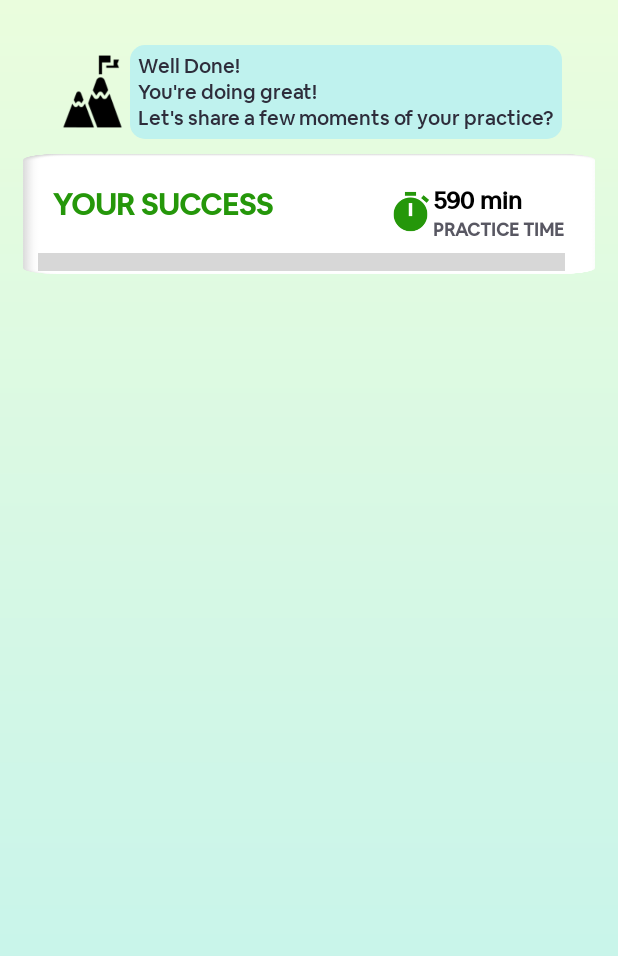
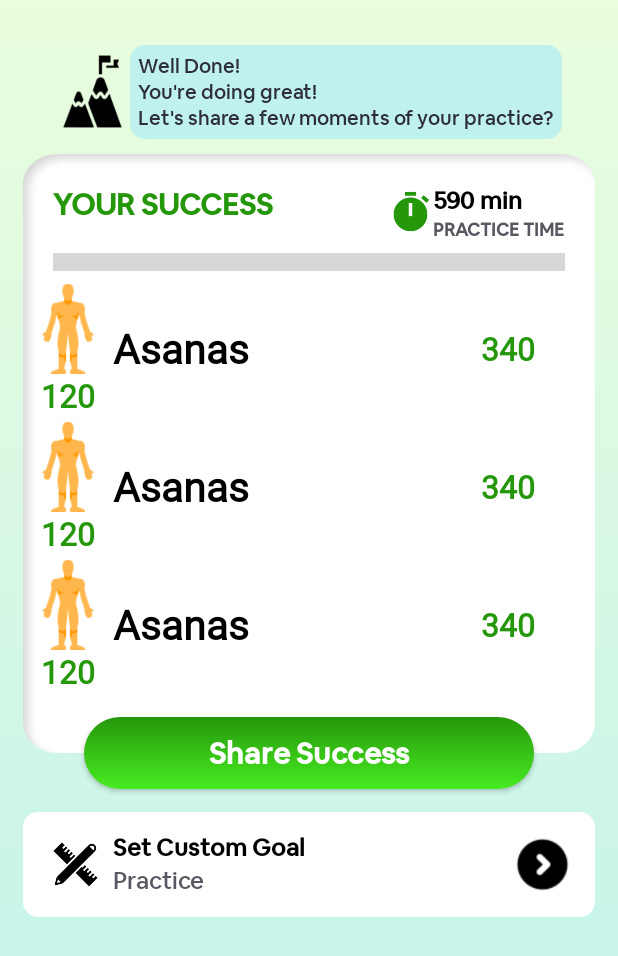
Before and after one commit to ShashankMangal/Virya, an Android app: the layout fragment_goals.xml on its own in the app's theme, with its tools: preview values and no code run, on a phone screen of 412 x 824 dp. Shown: the top 956 px of the screen. Run offline under Robolectric (Android 15) with nearby library versions, the phone set to English and light mode, and no system bars.

Commit message:
Goals layout ready

```diff
--- /dev/null
+++ b/app/src/main/res/drawable/custom_goal_background.xml
@@ -0,0 +1,15 @@
+<?xml version="1.0" encoding="utf-8"?>
+<shape xmlns:android="http://schemas.android.com/apk/res/android"
+    android:shape="rectangle"
+    >
+
+    <corners
+        android:radius="10dp" />
+
+    <stroke
+        android:color="@color/previewColorLight" />
+
+    <solid
+        android:color="@color/white" />
+
+</shape>
--- a/app/src/main/res/layout/fragment_goals.xml
+++ b/app/src/main/res/layout/fragment_goals.xml
@@ -44,6 +44,7 @@
     </LinearLayout>
 
     <androidx.constraintlayout.widget.ConstraintLayout
+        android:id="@+id/goals_success_layout"
         android:layout_width="match_parent"
         android:layout_height="wrap_content"
         app:layout_constraintStart_toStartOf="parent"
@@ -116,13 +117,11 @@
             </LinearLayout>
 
 
-
-
         </LinearLayout>
 
         <ProgressBar
             android:id="@+id/goals_progress_bar"
-            android:layout_marginStart="10dp"
+            android:layout_marginStart="20dp"
             android:layout_marginEnd="20dp"
             android:layout_marginTop="5dp"
             android:max="100"
@@ -136,13 +135,103 @@
             android:scaleY="3"
             />
 
-<!--        <androidx.recyclerview.widget.RecyclerView-->
-<!--            android:layout_width="match_parent"-->
-<!--            android:layout_height="wrap_content"-->
-<!--           -->
-
-<!--            />-->
+        <androidx.recyclerview.widget.RecyclerView
+            android:id="@+id/goals_recycler_view"
+            android:layout_width="match_parent"
+            android:layout_height="wrap_content"
+            app:layout_constraintStart_toStartOf="parent"
+            app:layout_constraintEnd_toEndOf="parent"
+            app:layout_constraintTop_toBottomOf="@id/goals_progress_bar"
+            app:layout_constraintBottom_toBottomOf="parent"
+            android:layout_marginTop="3dp"
+            tools:listitem="@layout/goals_asanas_item_view"
+            tools:itemCount="3"
+            android:layout_marginBottom="40dp"
+            />
 
     </androidx.constraintlayout.widget.ConstraintLayout>
 
+    <androidx.appcompat.widget.AppCompatButton
+        android:id="@+id/goals_share_success"
+        android:layout_width="300dp"
+        android:layout_height="wrap_content"
+        android:background="@drawable/goal_share_button"
+        app:layout_constraintStart_toStartOf="parent"
+        app:layout_constraintEnd_toEndOf="parent"
+        app:layout_constraintTop_toBottomOf="@id/goals_success_layout"
+        app:layout_constraintBottom_toBottomOf="@id/goals_success_layout"
+        android:text="Share Success"
+        android:textColor="@color/white"
+        android:textSize="20sp"
+        android:textStyle="bold"
+        android:textAllCaps="false"
+        android:fontFamily="@font/airbnb_cereal_medium"
+        />
+
+    <RelativeLayout
+        android:layout_width="match_parent"
+        android:layout_height="70dp"
+        app:layout_constraintStart_toStartOf="parent"
+        app:layout_constraintEnd_toEndOf="parent"
+        app:layout_constraintTop_toBottomOf="@id/goals_share_success"
+        android:layout_margin="15dp"
+        android:background="@drawable/custom_goal_background"
+        android:gravity="center_vertical"
+        >
+
+        <ImageView
+            android:id="@+id/edit_custom"
+            android:layout_width="50dp"
+            android:layout_height="50dp"
+            android:src="@drawable/custom_edit_asset"
+            android:padding="10dp"
+            android:layout_marginStart="10dp"
+            android:layout_alignParentTop="true"
+            android:layout_alignParentBottom="true"
+            />
+
+        <LinearLayout
+            android:layout_width="wrap_content"
+            android:layout_height="wrap_content"
+            android:orientation="vertical"
+            android:layout_toRightOf="@id/edit_custom"
+            android:gravity="center_vertical"
+            android:layout_alignParentBottom="true"
+            android:layout_alignParentTop="true"
+            >
+
+            <TextView
+                android:layout_width="wrap_content"
+                android:layout_height="wrap_content"
+                android:text="Set Custom Goal"
+                android:fontFamily="@font/airbnb_cereal_medium"
+                android:textColor="@color/black"
+                android:textSize="16sp"
+                android:textStyle="bold"
+                />
+
+            <TextView
+                android:layout_width="wrap_content"
+                android:layout_height="wrap_content"
+                android:text="Practice"
+                android:fontFamily="@font/airbnb_cereal_medium"
+                android:textColor="@color/previewColorLight"
+                android:textSize="16sp"
+                android:textStyle="normal"
+                />
+
+        </LinearLayout>
+
+        <ImageView
+            android:layout_width="50dp"
+            android:layout_height="50dp"
+            android:layout_alignParentBottom="true"
+            android:layout_alignParentTop="true"
+            android:layout_alignParentEnd="true"
+            android:src="@drawable/custom_goal_next"
+            android:layout_marginEnd="10dp"
+            />
+
+    </RelativeLayout>
+
 </androidx.constraintlayout.widget.ConstraintLayout>
--- /dev/null
+++ b/app/src/main/res/layout/goals_asanas_item_view.xml
@@ -0,0 +1,67 @@
+<?xml version="1.0" encoding="utf-8"?>
+<androidx.constraintlayout.widget.ConstraintLayout xmlns:android="http://schemas.android.com/apk/res/android"
+    android:layout_width="match_parent"
+    android:layout_height="wrap_content"
+    xmlns:app="http://schemas.android.com/apk/res-auto">
+
+    <LinearLayout
+        android:layout_width="wrap_content"
+        android:layout_height="wrap_content"
+        app:layout_constraintStart_toStartOf="parent"
+        app:layout_constraintTop_toTopOf="parent"
+        app:layout_constraintBottom_toBottomOf="parent"
+        android:orientation="horizontal"
+        >
+
+        <LinearLayout
+            android:layout_width="wrap_content"
+            android:layout_height="wrap_content"
+            android:orientation="vertical"
+            android:gravity="center"
+            >
+
+            <ImageView
+                android:layout_width="60dp"
+                android:layout_height="60dp"
+                android:src="@drawable/fake_body_asset"
+                android:layout_marginTop="3dp"
+                />
+            <TextView
+                android:layout_width="wrap_content"
+                android:layout_height="wrap_content"
+                android:text="120"
+                android:textColor="@color/green"
+                android:fontFamily="@font/sitka_small"
+                android:textSize="21sp"
+                android:textStyle="bold"
+                />
+        </LinearLayout>
+
+        <TextView
+            android:layout_width="wrap_content"
+            android:layout_height="wrap_content"
+            android:text="Asanas"
+            android:textColor="@color/black"
+            android:textStyle="bold"
+            android:fontFamily="@font/sitka_small"
+            android:textSize="27sp"
+            android:layout_gravity="center"
+            />
+
+    </LinearLayout>
+
+    <TextView
+        android:layout_width="wrap_content"
+        android:layout_height="wrap_content"
+        app:layout_constraintEnd_toEndOf="parent"
+        app:layout_constraintTop_toTopOf="parent"
+        app:layout_constraintBottom_toBottomOf="parent"
+        android:layout_marginEnd="40dp"
+        android:text="340"
+        android:fontFamily="@font/sitka_small"
+        android:textSize="21sp"
+        android:textStyle="bold"
+        android:textColor="@color/green"
+        />
+
+</androidx.constraintlayout.widget.ConstraintLayout>
```
Also changed, not shown: app/src/main/res/drawable/fake_body_asset.png (added), app/src/main/res/font/segoe_ui.ttf (added), 2 other files.
